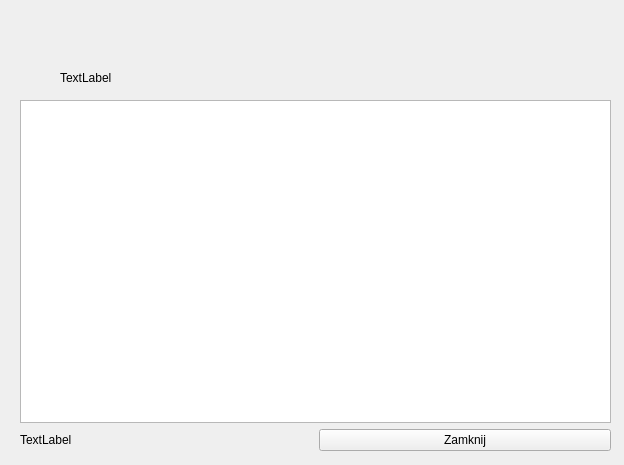
This is _server/_projectFiles/UserList.ui in DKrakowczyk/CloudDrive as Qt 5 draws it before an edit. The edited form follows.
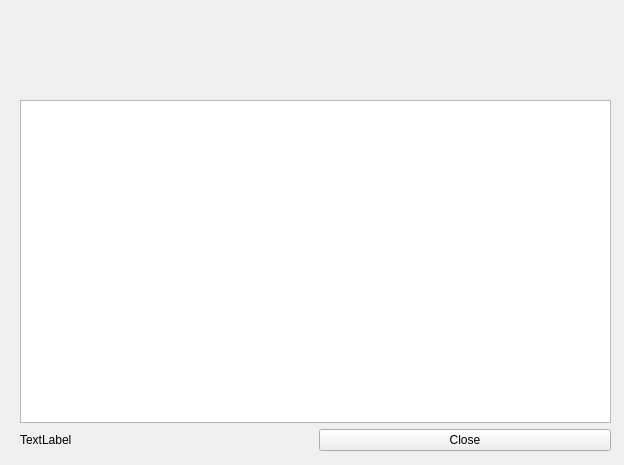
This is the edited form. Icons and pictures are not drawn.

Patch:
```diff
--- a/_server/_projectFiles/UserList.ui
+++ b/_server/_projectFiles/UserList.ui
@@ -1290,25 +1290,12 @@
     <item row="1" column="1">
      <widget class="QPushButton" name="pushButton">
       <property name="text">
-       <string>Zamknij</string>
+       <string>Close</string>
       </property>
      </widget>
     </item>
    </layout>
   </widget>
-  <widget class="QLabel" name="label">
-   <property name="geometry">
-    <rect>
-     <x>60</x>
-     <y>70</y>
-     <width>55</width>
-     <height>16</height>
-    </rect>
-   </property>
-   <property name="text">
-    <string>TextLabel</string>
-   </property>
-  </widget>
  </widget>
  <resources/>
  <connections/>
```
